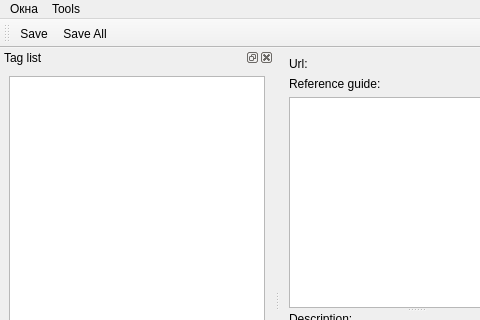
Before: the Qt Designer form preparation_description_tag_stackoverflow/mainwindow.ui in gil9red/SimplePyScripts, drawn with Qt 5; both pictures show x 0 to 480 and y 0 to 320 of the 831 by 573 pixel window.
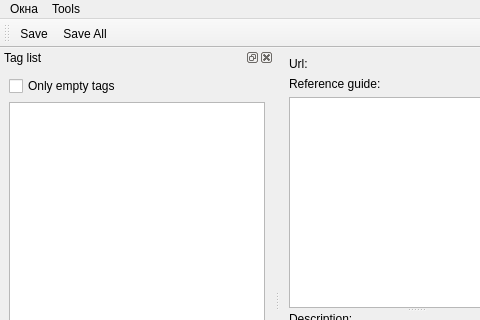
After: the same form once the commit is applied.

Commit message: Добавлена кнопка фильтрации пустых или измененных пользователем тегов

```diff
--- a/preparation_description_tag_stackoverflow/mainwindow.ui
+++ b/preparation_description_tag_stackoverflow/mainwindow.ui
@@ -139,6 +139,13 @@
    </attribute>
    <widget class="QWidget" name="dockWidgetContents">
     <layout class="QVBoxLayout" name="verticalLayout_4">
+     <item>
+      <widget class="QCheckBox" name="check_box_only_empty">
+       <property name="text">
+        <string>Only empty tags</string>
+       </property>
+      </widget>
+     </item>
      <item>
       <widget class="QListView" name="list_view_tag_list">
        <property name="editTriggers">
```
The commit also changes 2 other files.
